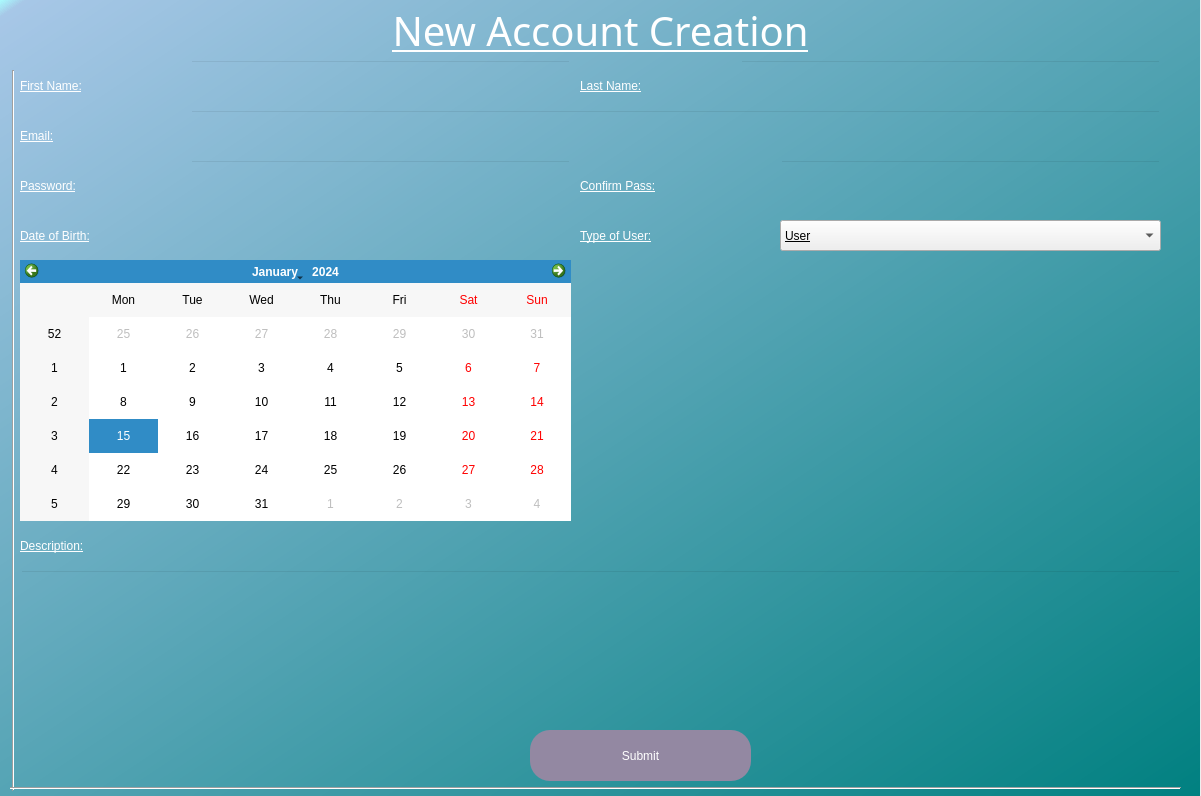
MysticalMango647/RollSmartGui, file AdminScreen.ui: the form before one commit.
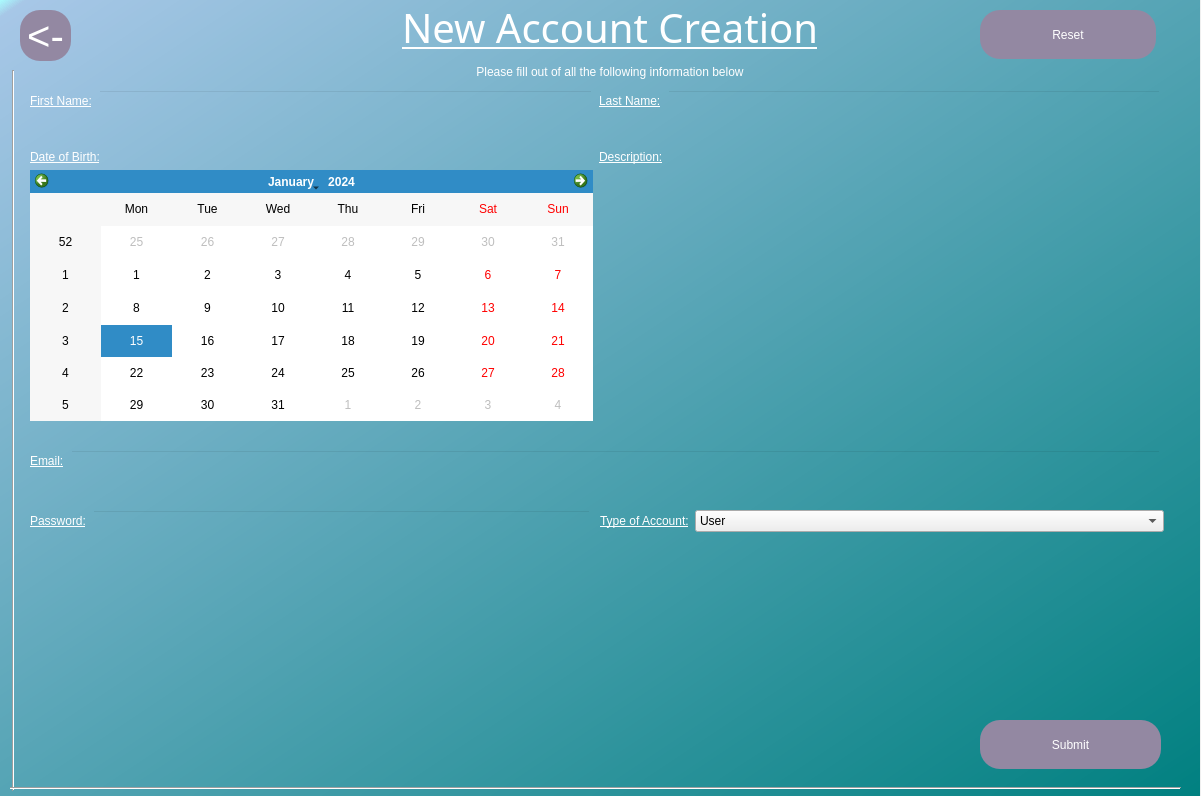
The form after the commit.

```diff
--- a/AdminScreen.ui
+++ b/AdminScreen.ui
@@ -26,74 +26,6 @@
     <string notr="true">QWidget#widget{
 background-color:qlineargradient(spread:pad, x1:0, y1:0, x2:1, y2:1, stop:0 rgba(170, 255, 255, 255), stop:0.0113636 rgba(167, 199, 231, 255), stop:1 rgba(0, 128, 128, 255))}</string>
    </property>
-   <widget class="QPushButton" name="SubmitButton">
-    <property name="geometry">
-     <rect>
-      <x>530</x>
-      <y>730</y>
-      <width>221</width>
-      <height>51</height>
-     </rect>
-    </property>
-    <property name="styleSheet">
-     <string notr="true">border-radius: 20px;
-font: 30pt &quot;Corbel&quot;;
-color: rgb(255,255,255);
-background-color: rgb(147, 136, 162)</string>
-    </property>
-    <property name="text">
-     <string>Submit</string>
-    </property>
-   </widget>
-   <widget class="QLabel" name="WelcomeName">
-    <property name="geometry">
-     <rect>
-      <x>0</x>
-      <y>0</y>
-      <width>1201</width>
-      <height>61</height>
-     </rect>
-    </property>
-    <property name="font">
-     <font>
-      <family>Corbel</family>
-      <pointsize>30</pointsize>
-      <weight>50</weight>
-      <italic>false</italic>
-      <bold>false</bold>
-      <underline>true</underline>
-     </font>
-    </property>
-    <property name="styleSheet">
-     <string notr="true">font: 30pt &quot;Corbel&quot;;
-text-decoration: underline;
-color: rgb(255,255,255);</string>
-    </property>
-    <property name="text">
-     <string>New Account Creation</string>
-    </property>
-    <property name="alignment">
-     <set>Qt::AlignCenter</set>
-    </property>
-   </widget>
-   <widget class="QLabel" name="label">
-    <property name="geometry">
-     <rect>
-      <x>20</x>
-      <y>70</y>
-      <width>161</width>
-      <height>31</height>
-     </rect>
-    </property>
-    <property name="styleSheet">
-     <string notr="true">font: 20pt &quot;Corbel&quot;;
-text-decoration: underline;
-color: rgb(255,255,255);</string>
-    </property>
-    <property name="text">
-     <string>First Name:</string>
-    </property>
-   </widget>
    <widget class="Line" name="line">
     <property name="geometry">
      <rect>
@@ -120,258 +52,12 @@
      <enum>Qt::Horizontal</enum>
     </property>
    </widget>
-   <widget class="QLineEdit" name="FirstName">
-    <property name="geometry">
-     <rect>
-      <x>190</x>
-      <y>60</y>
-      <width>381</width>
-      <height>40</height>
-     </rect>
-    </property>
-    <property name="styleSheet">
-     <string notr="true">background-color: rgba(0,0,0,0);
-font: 20pt &quot;Corbel&quot;;</string>
-    </property>
-   </widget>
-   <widget class="QLabel" name="label_2">
-    <property name="geometry">
-     <rect>
-      <x>580</x>
-      <y>70</y>
-      <width>161</width>
-      <height>31</height>
-     </rect>
-    </property>
-    <property name="styleSheet">
-     <string notr="true">font: 20pt &quot;Corbel&quot;;
-text-decoration: underline;
-color: rgb(255,255,255);</string>
-    </property>
-    <property name="text">
-     <string>Last Name:</string>
-    </property>
-   </widget>
-   <widget class="QLineEdit" name="LastName">
-    <property name="geometry">
-     <rect>
-      <x>740</x>
-      <y>60</y>
-      <width>421</width>
-      <height>40</height>
-     </rect>
-    </property>
-    <property name="styleSheet">
-     <string notr="true">background-color: rgba(0,0,0,0);
-font: 20pt &quot;Corbel&quot;;</string>
-    </property>
-   </widget>
-   <widget class="QLineEdit" name="Email">
-    <property name="geometry">
-     <rect>
-      <x>190</x>
-      <y>110</y>
-      <width>971</width>
-      <height>40</height>
-     </rect>
-    </property>
-    <property name="styleSheet">
-     <string notr="true">background-color: rgba(0,0,0,0);
-font: 20pt &quot;Corbel&quot;;</string>
-    </property>
-   </widget>
-   <widget class="QLabel" name="label_3">
-    <property name="geometry">
-     <rect>
-      <x>20</x>
-      <y>120</y>
-      <width>161</width>
-      <height>31</height>
-     </rect>
-    </property>
-    <property name="styleSheet">
-     <string notr="true">font: 20pt &quot;Corbel&quot;;
-text-decoration: underline;
-color: rgb(255,255,255);</string>
-    </property>
-    <property name="text">
-     <string>Email:</string>
-    </property>
-   </widget>
-   <widget class="QLabel" name="label_4">
-    <property name="geometry">
-     <rect>
-      <x>20</x>
-      <y>170</y>
-      <width>161</width>
-      <height>31</height>
-     </rect>
-    </property>
-    <property name="styleSheet">
-     <string notr="true">font: 20pt &quot;Corbel&quot;;
-text-decoration: underline;
-color: rgb(255,255,255);</string>
-    </property>
-    <property name="text">
-     <string>Password:</string>
-    </property>
-   </widget>
-   <widget class="QLineEdit" name="Password">
-    <property name="geometry">
-     <rect>
-      <x>190</x>
-      <y>160</y>
-      <width>381</width>
-      <height>40</height>
-     </rect>
-    </property>
-    <property name="styleSheet">
-     <string notr="true">background-color: rgba(0,0,0,0);
-font: 20pt &quot;Corbel&quot;;</string>
-    </property>
-   </widget>
-   <widget class="QLabel" name="label_5">
-    <property name="geometry">
-     <rect>
-      <x>20</x>
-      <y>530</y>
-      <width>161</width>
-      <height>31</height>
-     </rect>
-    </property>
-    <property name="styleSheet">
-     <string notr="true">font: 20pt &quot;Corbel&quot;;
-text-decoration: underline;
-color: rgb(255,255,255);</string>
-    </property>
-    <property name="text">
-     <string>Description:</string>
-    </property>
-   </widget>
-   <widget class="QLineEdit" name="Description">
-    <property name="geometry">
-     <rect>
-      <x>20</x>
-      <y>570</y>
-      <width>1161</width>
-      <height>151</height>
-     </rect>
-    </property>
-    <property name="styleSheet">
-     <string notr="true">background-color: rgba(0,0,0,0);
-font: 20pt &quot;Corbel&quot;;</string>
-    </property>
-   </widget>
-   <widget class="QLabel" name="label_6">
-    <property name="geometry">
-     <rect>
-      <x>580</x>
-      <y>170</y>
-      <width>191</width>
-      <height>31</height>
-     </rect>
-    </property>
-    <property name="styleSheet">
-     <string notr="true">font: 20pt &quot;Corbel&quot;;
-text-decoration: underline;
-color: rgb(255,255,255);</string>
-    </property>
-    <property name="text">
-     <string>Confirm Pass:</string>
-    </property>
-   </widget>
-   <widget class="QLineEdit" name="PasswordDouble">
-    <property name="geometry">
-     <rect>
-      <x>780</x>
-      <y>160</y>
-      <width>381</width>
-      <height>40</height>
-     </rect>
-    </property>
-    <property name="styleSheet">
-     <string notr="true">background-color: rgba(0,0,0,0);
-font: 20pt &quot;Corbel&quot;;</string>
-    </property>
-   </widget>
-   <widget class="QLabel" name="label_7">
-    <property name="geometry">
-     <rect>
-      <x>20</x>
-      <y>220</y>
-      <width>191</width>
-      <height>31</height>
-     </rect>
-    </property>
-    <property name="styleSheet">
-     <string notr="true">font: 20pt &quot;Corbel&quot;;
-text-decoration: underline;
-color: rgb(255,255,255);</string>
-    </property>
-    <property name="text">
-     <string>Date of Birth:</string>
-    </property>
-   </widget>
-   <widget class="QCalendarWidget" name="DOB">
-    <property name="geometry">
-     <rect>
-      <x>20</x>
-      <y>260</y>
-      <width>551</width>
-      <height>261</height>
-     </rect>
-    </property>
-   </widget>
-   <widget class="QLabel" name="label_8">
-    <property name="geometry">
-     <rect>
-      <x>580</x>
-      <y>220</y>
-      <width>191</width>
-      <height>31</height>
-     </rect>
-    </property>
-    <property name="styleSheet">
-     <string notr="true">font: 20pt &quot;Corbel&quot;;
-text-decoration: underline;
-color: rgb(255,255,255);</string>
-    </property>
-    <property name="text">
-     <string>Type of User:</string>
-    </property>
-   </widget>
-   <widget class="QComboBox" name="TypeSelection">
-    <property name="geometry">
-     <rect>
-      <x>780</x>
-      <y>220</y>
-      <width>381</width>
-      <height>31</height>
-     </rect>
-    </property>
-    <property name="styleSheet">
-     <string notr="true">font: 20pt &quot;Corbel&quot;;
-color: black;
-text-decoration: underline;
-</string>
-    </property>
-    <item>
-     <property name="text">
-      <string>User</string>
-     </property>
-    </item>
-    <item>
-     <property name="text">
-      <string>Practitioner</string>
-     </property>
-    </item>
-   </widget>
    <widget class="QLabel" name="SucessSubmitted">
     <property name="geometry">
      <rect>
-      <x>770</x>
+      <x>40</x>
       <y>730</y>
-      <width>411</width>
+      <width>931</width>
       <height>41</height>
      </rect>
     </property>
@@ -384,6 +70,9 @@
       <bold>false</bold>
      </font>
     </property>
+    <property name="layoutDirection">
+     <enum>Qt::RightToLeft</enum>
+    </property>
     <property name="styleSheet">
      <string notr="true">font: 20pt &quot;Corbel&quot;;
 color: black;</string>
@@ -391,6 +80,350 @@
     <property name="text">
      <string/>
     </property>
+    <property name="alignment">
+     <set>Qt::AlignRight|Qt::AlignTrailing|Qt::AlignVCenter</set>
+    </property>
+   </widget>
+   <widget class="QWidget" name="gridLayoutWidget">
+    <property name="geometry">
+     <rect>
+      <x>30</x>
+      <y>90</y>
+      <width>1131</width>
+      <height>51</height>
+     </rect>
+    </property>
+    <layout class="QGridLayout" name="gridLayout">
+     <item row="0" column="1">
+      <layout class="QVBoxLayout" name="verticalLayout">
+       <item>
+        <layout class="QFormLayout" name="formLayout">
+         <item row="0" column="0">
+          <widget class="QLabel" name="label">
+           <property name="styleSheet">
+            <string notr="true">font: 20pt &quot;Corbel&quot;;
+text-decoration: underline;
+color: rgb(255,255,255);</string>
+           </property>
+           <property name="text">
+            <string>First Name:</string>
+           </property>
+          </widget>
+         </item>
+         <item row="0" column="1">
+          <widget class="QLineEdit" name="FirstName">
+           <property name="styleSheet">
+            <string notr="true">background-color: rgba(0,0,0,0);
+font: 20pt &quot;Corbel&quot;;</string>
+           </property>
+          </widget>
+         </item>
+        </layout>
+       </item>
+      </layout>
+     </item>
+     <item row="0" column="2">
+      <layout class="QVBoxLayout" name="verticalLayout_2">
+       <item>
+        <layout class="QFormLayout" name="formLayout_2">
+         <item row="0" column="0">
+          <widget class="QLabel" name="label_2">
+           <property name="styleSheet">
+            <string notr="true">font: 20pt &quot;Corbel&quot;;
+text-decoration: underline;
+color: rgb(255,255,255);</string>
+           </property>
+           <property name="text">
+            <string>Last Name:</string>
+           </property>
+          </widget>
+         </item>
+         <item row="0" column="1">
+          <widget class="QLineEdit" name="LastName">
+           <property name="styleSheet">
+            <string notr="true">background-color: rgba(0,0,0,0);
+font: 20pt &quot;Corbel&quot;;</string>
+           </property>
+          </widget>
+         </item>
+        </layout>
+       </item>
+      </layout>
+     </item>
+    </layout>
+   </widget>
+   <widget class="QWidget" name="gridLayoutWidget_2">
+    <property name="geometry">
+     <rect>
+      <x>30</x>
+      <y>150</y>
+      <width>1131</width>
+      <height>271</height>
+     </rect>
+    </property>
+    <layout class="QGridLayout" name="gridLayout_2">
+     <item row="0" column="1">
+      <layout class="QVBoxLayout" name="verticalLayout_3">
+       <item>
+        <widget class="QLabel" name="label_5">
+         <property name="styleSheet">
+          <string notr="true">font: 20pt &quot;Corbel&quot;;
+text-decoration: underline;
+color: rgb(255,255,255);</string>
+         </property>
+         <property name="text">
+          <string>Description:</string>
+         </property>
+        </widget>
+       </item>
+       <item>
+        <widget class="QPlainTextEdit" name="Description">
+         <property name="styleSheet">
+          <string notr="true">background-color: rgba(0,0,0,0);
+font: 20pt &quot;Corbel&quot;;
+</string>
+         </property>
+        </widget>
+       </item>
+      </layout>
+     </item>
+     <item row="0" column="0">
+      <layout class="QVBoxLayout" name="verticalLayout_4">
+       <item>
+        <widget class="QLabel" name="label_7">
+         <property name="styleSheet">
+          <string notr="true">font: 20pt &quot;Corbel&quot;;
+text-decoration: underline;
+color: rgb(255,255,255);</string>
+         </property>
+         <property name="text">
+          <string>Date of Birth:</string>
+         </property>
+        </widget>
+       </item>
+       <item>
+        <widget class="QCalendarWidget" name="DOB"/>
+       </item>
+      </layout>
+     </item>
+    </layout>
+   </widget>
+   <widget class="QWidget" name="formLayoutWidget_3">
+    <property name="geometry">
+     <rect>
+      <x>30</x>
+      <y>450</y>
+      <width>1131</width>
+      <height>41</height>
+     </rect>
+    </property>
+    <layout class="QFormLayout" name="formLayout_3">
+     <item row="0" column="0">
+      <widget class="QLabel" name="label_3">
+       <property name="styleSheet">
+        <string notr="true">font: 20pt &quot;Corbel&quot;;
+text-decoration: underline;
+color: rgb(255,255,255);</string>
+       </property>
+       <property name="text">
+        <string>Email:</string>
+       </property>
+      </widget>
+     </item>
+     <item row="0" column="1">
+      <widget class="QLineEdit" name="Email">
+       <property name="styleSheet">
+        <string notr="true">background-color: rgba(0,0,0,0);
+font: 20pt &quot;Corbel&quot;;</string>
+       </property>
+      </widget>
+     </item>
+    </layout>
+   </widget>
+   <widget class="QWidget" name="verticalLayoutWidget_5">
+    <property name="geometry">
+     <rect>
+      <x>390</x>
+      <y>0</y>
+      <width>440</width>
+      <height>83</height>
+     </rect>
+    </property>
+    <layout class="QVBoxLayout" name="verticalLayout_5">
+     <item>
+      <widget class="QLabel" name="WelcomeName">
+       <property name="font">
+        <font>
+         <family>Corbel</family>
+         <pointsize>30</pointsize>
+         <weight>50</weight>
+         <italic>false</italic>
+         <bold>false</bold>
+         <underline>true</underline>
+        </font>
+       </property>
+       <property name="styleSheet">
+        <string notr="true">font: 30pt &quot;Corbel&quot;;
+text-decoration: underline;
+color: rgb(255,255,255);</string>
+       </property>
+       <property name="text">
+        <string>New Account Creation</string>
+       </property>
+       <property name="alignment">
+        <set>Qt::AlignCenter</set>
+       </property>
+      </widget>
+     </item>
+     <item>
+      <widget class="QLabel" name="label_9">
+       <property name="styleSheet">
+        <string notr="true">font: 16pt &quot;Corbel&quot;;
+
+color: rgb(255,255,255);</string>
+       </property>
+       <property name="text">
+        <string>Please fill out of all the following information below</string>
+       </property>
+       <property name="alignment">
+        <set>Qt::AlignCenter</set>
+       </property>
+      </widget>
+     </item>
+    </layout>
+   </widget>
+   <widget class="QPushButton" name="ReturnButton">
+    <property name="geometry">
+     <rect>
+      <x>20</x>
+      <y>10</y>
+      <width>51</width>
+      <height>51</height>
+     </rect>
+    </property>
+    <property name="styleSheet">
+     <string notr="true">border-radius: 20px;
+font: 30pt;
+color: rgb(255,255,255);
+background-color: rgb(147, 136, 162)</string>
+    </property>
+    <property name="text">
+     <string>&lt;-</string>
+    </property>
+   </widget>
+   <widget class="QPushButton" name="ResetButton">
+    <property name="geometry">
+     <rect>
+      <x>980</x>
+      <y>10</y>
+      <width>176</width>
+      <height>49</height>
+     </rect>
+    </property>
+    <property name="styleSheet">
+     <string notr="true">border-radius: 20px;
+font: 30pt &quot;Corbel&quot;;
+color: rgb(255,255,255);
+background-color: rgb(147, 136, 162)</string>
+    </property>
+    <property name="text">
+     <string>Reset</string>
+    </property>
+   </widget>
+   <widget class="QPushButton" name="SubmitButton">
+    <property name="geometry">
+     <rect>
+      <x>980</x>
+      <y>720</y>
+      <width>181</width>
+      <height>49</height>
+     </rect>
+    </property>
+    <property name="styleSheet">
+     <string notr="true">border-radius: 20px;
+font: 30pt &quot;Corbel&quot;;
+color: rgb(255,255,255);
+background-color: rgb(147, 136, 162)</string>
+    </property>
+    <property name="text">
+     <string>Submit</string>
+    </property>
+   </widget>
+   <widget class="QWidget" name="formLayoutWidget_4">
+    <property name="geometry">
+     <rect>
+      <x>30</x>
+      <y>510</y>
+      <width>561</width>
+      <height>41</height>
+     </rect>
+    </property>
+    <layout class="QFormLayout" name="formLayout_4">
+     <item row="0" column="0">
+      <widget class="QLabel" name="label_4">
+       <property name="styleSheet">
+        <string notr="true">font: 20pt &quot;Corbel&quot;;
+text-decoration: underline;
+color: rgb(255,255,255);</string>
+       </property>
+       <property name="text">
+        <string>Password:</string>
+       </property>
+      </widget>
+     </item>
+     <item row="0" column="1">
+      <widget class="QLineEdit" name="Password">
+       <property name="styleSheet">
+        <string notr="true">background-color: rgba(0,0,0,0);
+font: 20pt &quot;Corbel&quot;;</string>
+       </property>
+      </widget>
+     </item>
+    </layout>
+   </widget>
+   <widget class="QWidget" name="formLayoutWidget_5">
+    <property name="geometry">
+     <rect>
+      <x>600</x>
+      <y>510</y>
+      <width>564</width>
+      <height>41</height>
+     </rect>
+    </property>
+    <layout class="QFormLayout" name="formLayout_5">
+     <item row="0" column="0">
+      <widget class="QLabel" name="label_8">
+       <property name="styleSheet">
+        <string notr="true">font: 20pt &quot;Corbel&quot;;
+text-decoration: underline;
+color: rgb(255,255,255);</string>
+       </property>
+       <property name="text">
+        <string>Type of Account:</string>
+       </property>
+      </widget>
+     </item>
+     <item row="0" column="1">
+      <widget class="QComboBox" name="TypeSelection">
+       <property name="styleSheet">
+        <string notr="true">font: 20pt &quot;Corbel&quot;;
+color: black;
+
+</string>
+       </property>
+       <item>
+        <property name="text">
+         <string>User</string>
+        </property>
+       </item>
+       <item>
+        <property name="text">
+         <string>Practitioner</string>
+        </property>
+       </item>
+      </widget>
+     </item>
+    </layout>
    </widget>
   </widget>
  </widget>
```
Left out of the diff: 12 changed lines with no effect on the pictures.
